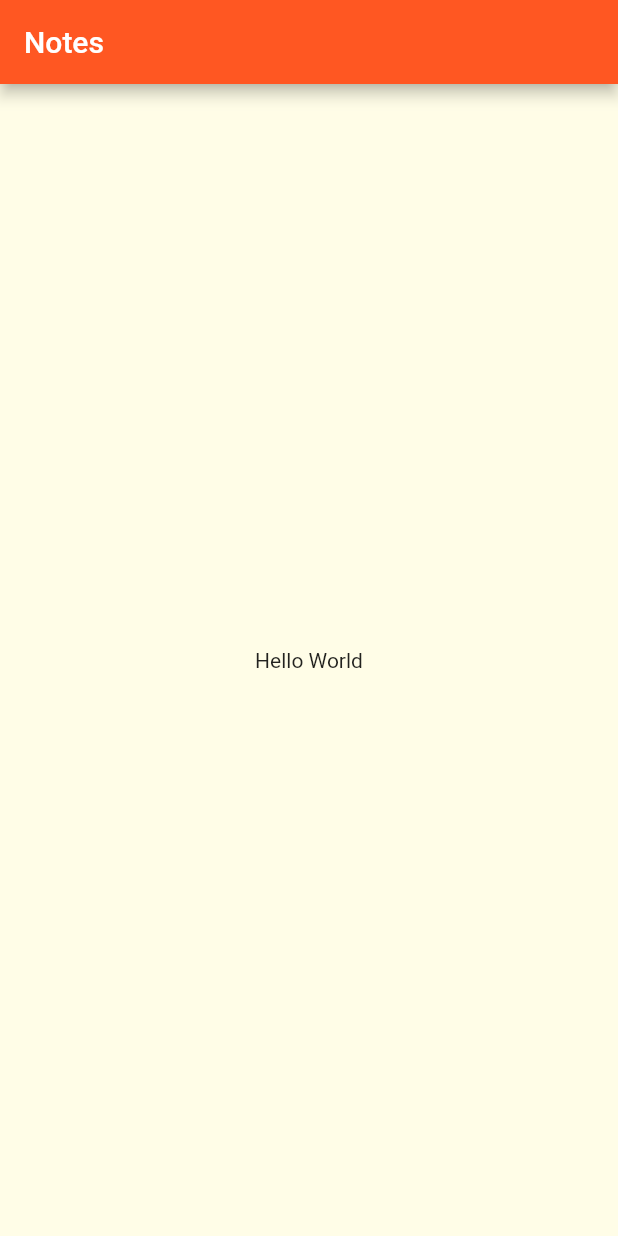
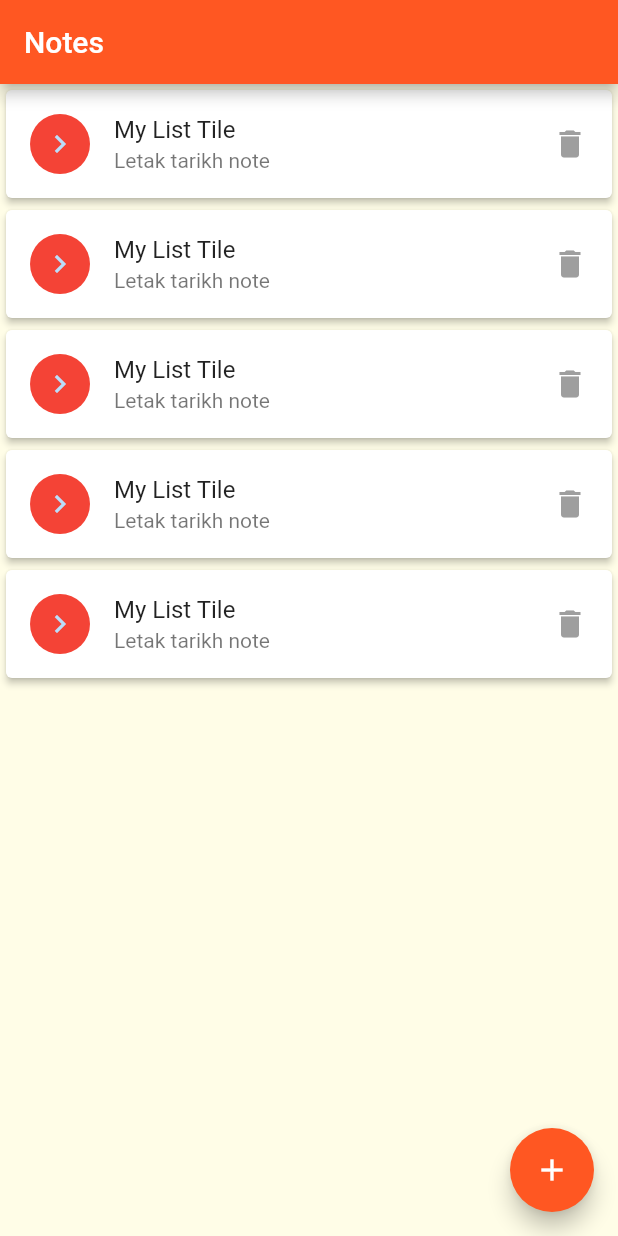
Before and after one commit to kamalnorizan/EasyNotes, a Flutter app: the screen it shows after launch, on a phone screen of 412 x 824 dp. Run offline on Flutter 3.47's test engine with Material 2 defaults, Android fonts, the phone set to English and light mode, and no system bars.

Commit message:
note_list

```diff
--- a/lib/screens/note_list.dart
+++ b/lib/screens/note_list.dart
@@ -7,11 +7,39 @@ class NoteList extends StatelessWidget {
       appBar: AppBar(
         title: Text('Notes'),
       ),
-      body: Center(
-        child: Container(
-          child: Text('Hello World'),
-        ),
+      body: getNoteListView(),
+      floatingActionButton: FloatingActionButton(
+        onPressed: () {
+          print('Button Clicked!');
+        },
+        backgroundColor: Colors.deepOrange,
+        tooltip: 'Add Note',
+        child: Icon(Icons.add),
       ),
     );
   }
+
+  ListView getNoteListView() {
+    return ListView.builder(
+      itemCount: 5,
+      itemBuilder: (BuildContext context, int position) {
+        return Card(
+          color: Colors.white,
+          elevation: 2.0,
+          child: ListTile(
+            title: Text(
+              'My List Tile',
+              style: Theme.of(context).textTheme.subtitle1,
+            ),
+            subtitle: Text('Letak tarikh note'),
+            leading: CircleAvatar(
+              backgroundColor: Colors.red,
+              child: Icon(Icons.keyboard_arrow_right),
+            ),
+            trailing: Icon(Icons.delete, color: Colors.grey),
+          ),
+        );
+      },
+    );
+  }
 }
```
